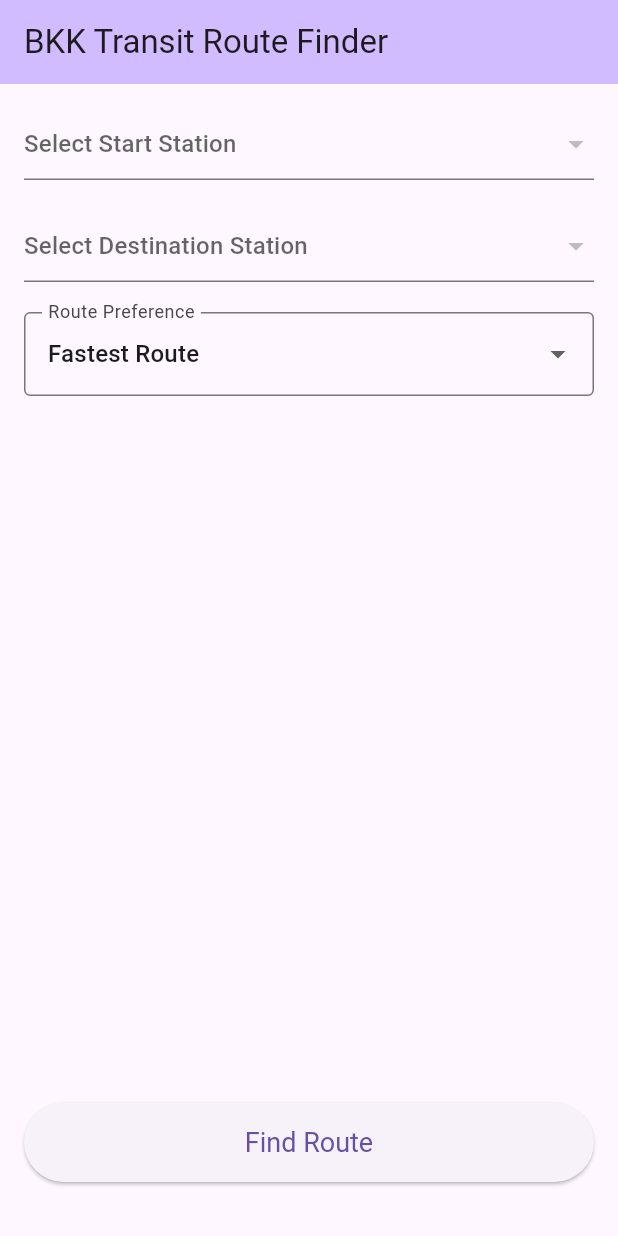
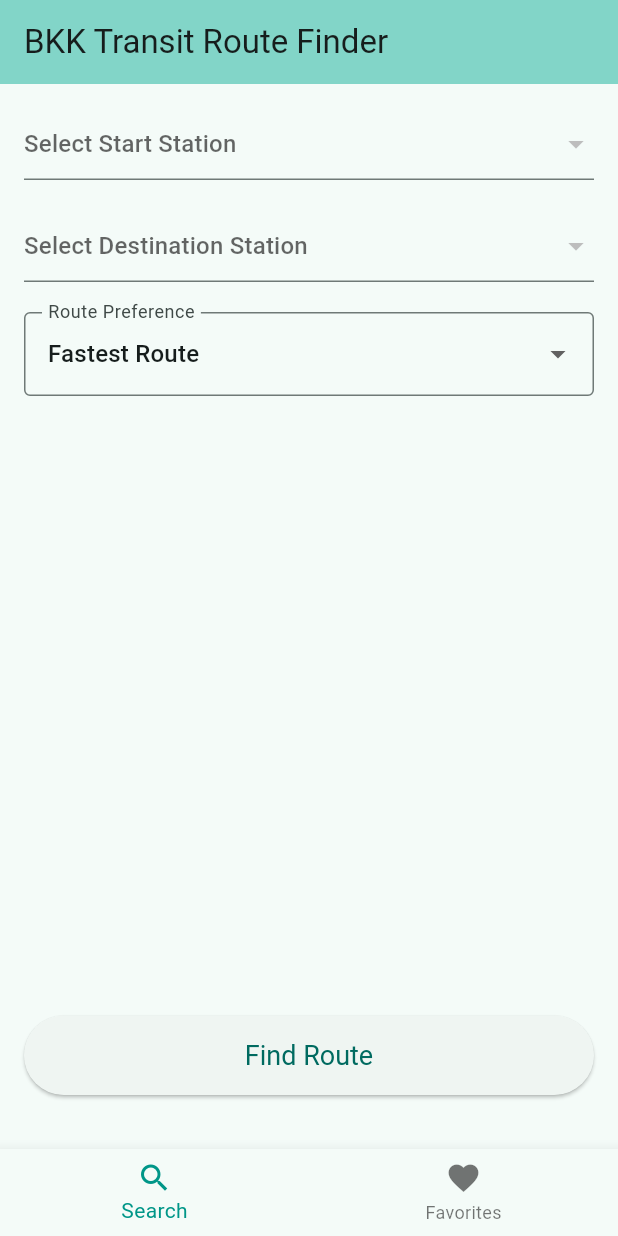
Before and after one commit to Shiberger/bkk_transit_app, a Flutter app: the screen it shows after launch, on a phone screen of 412 x 824 dp. Run offline on Flutter 3.47's test engine with Material 3 defaults, Android fonts, the light colour scheme and no system bars; our stand-ins replace shared_preferences; network calls fail.

Commit message:
feat: Add operating hours to transit lines and implement favorites feature
- Added operating hours for BTS Sukhumvit Line, BTS Silom Line, and MRT Blue Line in database.json.
- Updated iOS project configuration files to include CocoaPods support.
- Created Podfile and Podfile.lock for iOS dependencies.
- Implemented a new FavoritesScreen to manage user favorite routes.
- Added FavoritesService to handle saving and loading favorite routes using SharedPreferences.
- Updated main.dart to include a bottom navigation bar for switching between Home and Favorites screens.
- Enhanced Station model to optionally include position data for diagram representation.
- Updated pubspec.yaml to include shared_preferences dependency.

```diff
--- a/backend_api/database.json
+++ b/backend_api/database.json
@@ -29,6 +29,7 @@
       "line_name": "BTS Sukhumvit Line",
       "color": "#76B852",
       "station_ids": ["N8", "N7", "N5", "N4", "N3", "N2", "N1", "CEN", "E1", "E2", "E3", "E4"],
+      "operating_hours": "6:00 - 24:00",
       "travel_time_between_stations": 3
     },
     {
@@ -36,6 +37,7 @@
       "line_name": "BTS Silom Line",
       "color": "#00885A",
       "station_ids": ["W1", "CEN", "S1", "S2"],
+      "operating_hours": "6:00 - 24:00",
       "travel_time_between_stations": 3
     },
     {
@@ -43,8 +45,10 @@
       "line_name": "MRT Blue Line",
       "color": "#00529C",
       "station_ids": ["BL13", "BL14", "BL15", "BL21", "BL22", "BL25", "BL26"],
+      "operating_hours": "6:00 - 24:00",
       "travel_time_between_stations": 4
     }
+
   ],
   "transfers": [
     { "from_station_id": "N8", "to_station_id": "BL13", "transfer_time": 8 },
--- a/frontend_flutter/transit_app_ui/lib/main.dart
+++ b/frontend_flutter/transit_app_ui/lib/main.dart
@@ -1,5 +1,7 @@
 import 'package:flutter/material.dart';
+import 'package:transit_app_ui/screens/favorites_screen.dart'; // Create this screen
 import 'package:transit_app_ui/screens/home_screen.dart';
+
 void main() {
   runApp(const MyApp());
 }
@@ -12,10 +14,56 @@ class MyApp extends StatelessWidget {
     return MaterialApp(
       title: 'BKK Transit App',
       theme: ThemeData(
-        primarySwatch: Colors.teal,
+        colorScheme: ColorScheme.fromSeed(seedColor: Colors.teal),
         useMaterial3: true,
       ),
-      home: const HomeScreen(), // We will create this next
+      home: const MainNavigationScreen(),
     );
   }
 }
+
+class MainNavigationScreen extends StatefulWidget {
+  const MainNavigationScreen({super.key});
+
+  @override
+  State<MainNavigationScreen> createState() => _MainNavigationScreenState();
+}
+
+class _MainNavigationScreenState extends State<MainNavigationScreen> {
+  int _selectedIndex = 0;
+
+  static const List<Widget> _widgetOptions = <Widget>[
+    HomeScreen(),
+    FavoritesScreen(), // We'll create a placeholder for this
+  ];
+
+  void _onItemTapped(int index) {
+    setState(() {
+      _selectedIndex = index;
+    });
+  }
+
+  @override
+  Widget build(BuildContext context) {
+    return Scaffold(
+      body: Center(
+        child: _widgetOptions.elementAt(_selectedIndex),
+      ),
+      bottomNavigationBar: BottomNavigationBar(
+        items: const <BottomNavigationBarItem>[
+          BottomNavigationBarItem(
+            icon: Icon(Icons.search),
+            label: 'Search',
+          ),
+          BottomNavigationBarItem(
+            icon: Icon(Icons.favorite),
+            label: 'Favorites',
+          ),
+        ],
+        currentIndex: _selectedIndex,
+        selectedItemColor: Colors.teal,
+        onTap: _onItemTapped,
+      ),
+    );
+  }
+}
--- a/frontend_flutter/transit_app_ui/lib/models/station.dart
+++ b/frontend_flutter/transit_app_ui/lib/models/station.dart
@@ -1,14 +1,17 @@
 class Station {
   final String id;
   final String name;
+  // Add position, but make it optional as we only need it for the diagram
+  final Map<String, double>? position;
 
-  Station({required this.id, required this.name});
+  Station({required this.id, required this.name, this.position});
 
-  // Factory constructor to create a Station from JSON
   factory Station.fromJson(Map<String, dynamic> json) {
     return Station(
       id: json['id'],
       name: json['name'],
+      // Parse the position if it exists
+      position: json['position'] != null ? Map<String, double>.from(json['position']) : null,
     );
   }
 }
--- a/frontend_flutter/transit_app_ui/pubspec.yaml
+++ b/frontend_flutter/transit_app_ui/pubspec.yaml
@@ -35,6 +35,7 @@ dependencies:
   # Use with the CupertinoIcons class for iOS style icons.
   cupertino_icons: ^1.0.8
   http: ^1.2.2
+  shared_preferences: ^2.3.3
 
 dev_dependencies:
   flutter_test:
```
Also changed, not shown: frontend_flutter/transit_app_ui/lib/screens/favorites_screen.dart (added, +138 -0 lines), frontend_flutter/transit_app_ui/lib/services/favorites_service.dart (added, +74 -0 lines), frontend_flutter/transit_app_ui/pubspec.lock, 10 other files.
